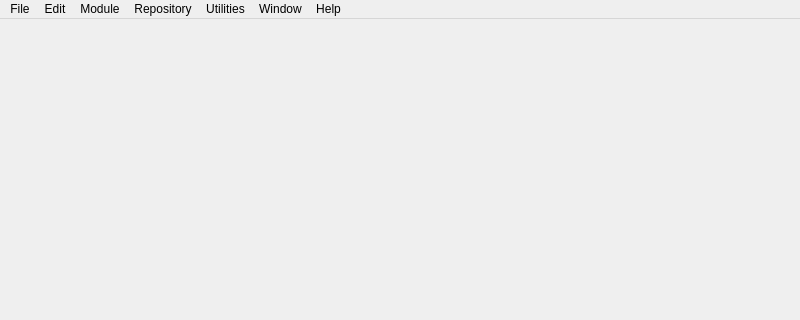
Above: src/flua/Tools/IDE/ui/flua-ide.ui from akyoto/flua before the change; both pictures show x 0 to 800 and y 0 to 320 of the 800 by 600 pixel window. Below: the same form after it.
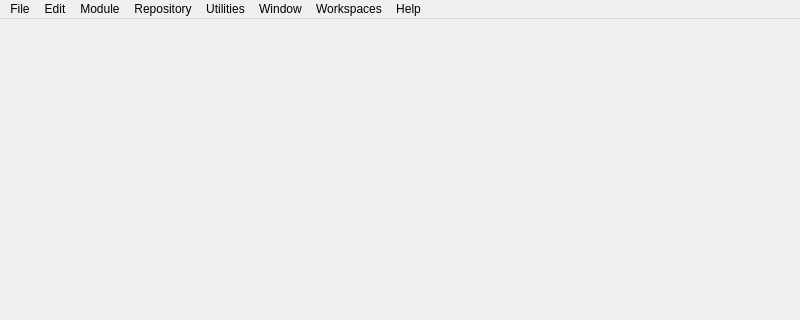
That is the form after the change. Icons and pictures are not drawn.

```diff
--- a/src/flua/Tools/IDE/ui/flua-ide.ui
+++ b/src/flua/Tools/IDE/ui/flua-ide.ui
@@ -103,7 +103,7 @@
    </widget>
    <widget class="QMenu" name="menuWindows">
     <property name="title">
-     <string>Window</string>
+     <string>Workspaces</string>
     </property>
     <addaction name="actionToggleFullscreen"/>
    </widget>
@@ -128,11 +128,18 @@
     <addaction name="separator"/>
     <addaction name="actionFindPossibleParallelizationPoints"/>
    </widget>
+   <widget class="QMenu" name="menuWindow">
+    <property name="title">
+     <string>Window</string>
+    </property>
+    <addaction name="actionToggleFullscreen"/>
+   </widget>
    <addaction name="menuFile"/>
    <addaction name="menuEdit"/>
    <addaction name="menuModule"/>
    <addaction name="menuRepository"/>
    <addaction name="menuUtilities"/>
+   <addaction name="menuWindow"/>
    <addaction name="menuWindows"/>
    <addaction name="menuHelp"/>
   </widget>
```
Left out of the diff: 77 changed lines with no effect on the pictures.
